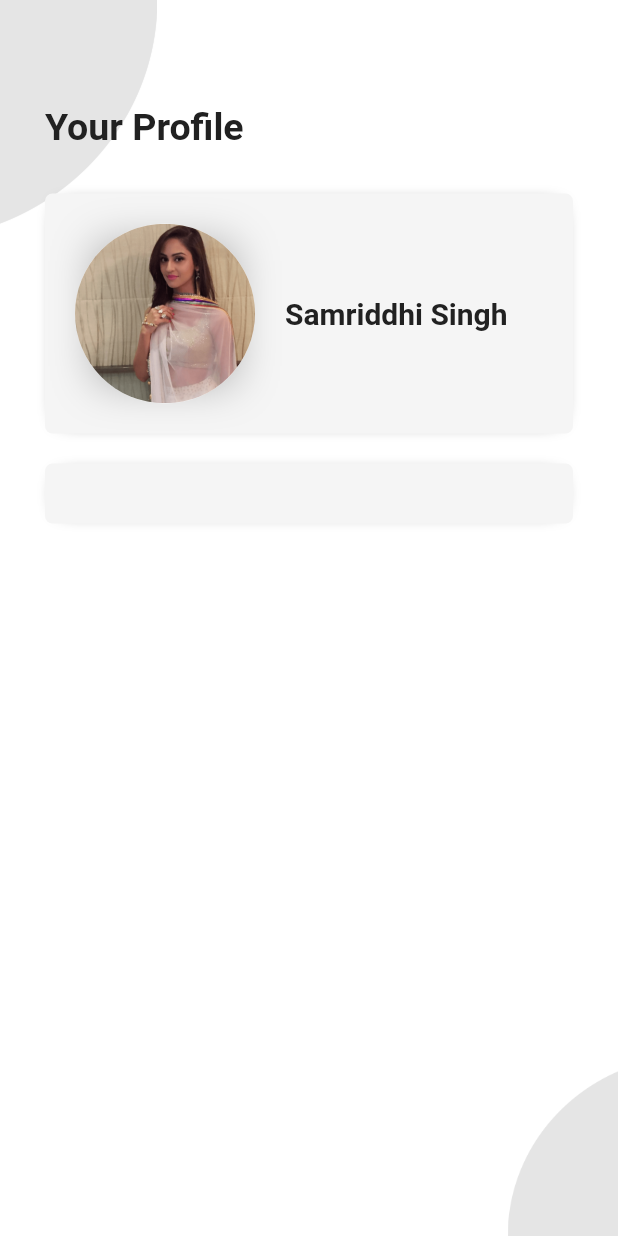
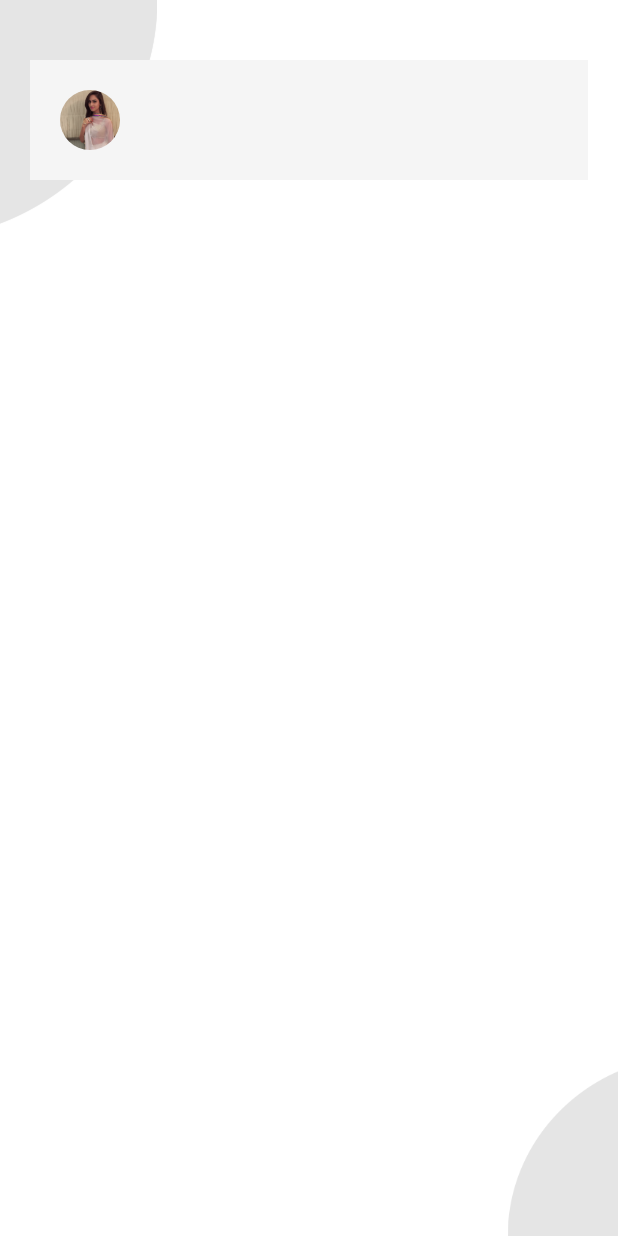
Before and after one commit to Ri-2020/Baalofy, a Flutter app: the ProfilePage screen opened by its route, on a phone screen of 412 x 824 dp. Run offline on Flutter 3.47's test engine with Material 2 defaults, Android fonts, the phone set to English and light mode, and no system bars; our stand-ins replace firebase_auth, firebase_core, syncfusion_flutter_sliders; accounts and stored records are empty; network calls fail.

Commit message:
local commit

```diff
--- a/lib/screens/dynamic/profile_screen.dart
+++ b/lib/screens/dynamic/profile_screen.dart
@@ -14,113 +14,36 @@ class ProfilePage extends StatefulWidget {
 class _ProfilePageState extends State<ProfilePage> {
   @override
   Widget build(BuildContext context) {
+    Size size = MediaQuery.of(context).size;
+    // ignore: unused_local_variable
+    double width = size.width;
     return Background(
-      child: SingleChildScrollView(
       child: Container(
-          margin: const EdgeInsets.only(
-            right: 30,
-            left: 30,
-            top: 70,
+        margin: const EdgeInsets.symmetric(
+          vertical: 40,
+          horizontal: 20,
         ),
         child: Column(
           children: [
-              Row(
-                children: const [
-                  Text(
-                    "Your Profile",
-                    style: TextStyle(
-                      color: DARK2,
-                      fontSize: HEADINGFONTSIZE2,
-                      fontWeight: FontWeight.bold,
-                    ),
-                  ),
-                ],
-              ),
-              const SizedBox(
-                height: 30,
-              ),
             Container(
               padding: const EdgeInsets.all(20),
-                // margin: const EdgeInsets.all(20),
               decoration: BoxDecoration(
-                  borderRadius: BorderRadius.circular(5),
                 color: LIGHT2,
-                  boxShadow: const [
-                    BoxShadow(
-                      color: Colors.black,
-                      blurRadius: 10,
-                      spreadRadius: -10.0,
-                      offset: Offset(
-                        0.0,
-                        0.0,
               ),
-                    )
-                  ],
+              child: Row(children: [
+                CircleAvatar(
+                  child: ClipRRect(
+                    borderRadius: BorderRadius.circular(
+                      50,
                     ),
-                child: Row(
-                  children: [
-                    Container(
-                      margin: const EdgeInsets.only(
-                        right: 20,
-                      ),
-                      decoration: const BoxDecoration(
-                        boxShadow: [
-                          BoxShadow(
-                            color: Colors.grey,
-                            blurRadius: 25,
-                            spreadRadius: -15.0,
-                            offset: Offset(
-                              0.0,
-                              0.0,
-                            ),
-                          )
-                        ],
-                      ),
-                      child: CircleAvatar(
-                        radius: 60,
-                        child: ClipRRect(
-                          borderRadius: BorderRadius.circular(60),
-                          child: Image.asset("assets/images/indian.png"),
-                        ),
-                      ),
-                    ),
-                    RichText(
-                      // overflow: TextOverflow.ellipsis,
-                      text: const TextSpan(
-                        text: "Samriddhi Singh",
-                        style: TextStyle(
-                          color: DARK2,
-                          // overflow: TextOverflow.fade,
-                          fontWeight: FontWeight.bold,
-                          fontSize: HEADINGFONTSIZE3,
+                    child: Image.asset(
+                      'assets/images/indian.png',
                     ),
                   ),
                 )
-                  ],
-                ),
-              ),
-              Container(
-                padding: const EdgeInsets.all(20),
-                margin: const EdgeInsets.only(top: 20),
-                decoration: BoxDecoration(
-                  borderRadius: BorderRadius.circular(5),
-                  color: LIGHT2,
-                  boxShadow: const [
-                    BoxShadow(
-                      color: Colors.black,
-                      blurRadius: 10,
-                      spreadRadius: -10.0,
-                      offset: Offset(
-                        0.0,
-                        0.0,
-                      ),
-                    )
-                  ],
-                ),
-                child: Row(),
+              ]),
             ),
           ],
-          ),
         ),
       ),
     );
```
Also changed, not shown: pubspec.yaml (+6 -6 lines), pubspec.lock. Lines whose indentation alone changed are shown as unchanged.
